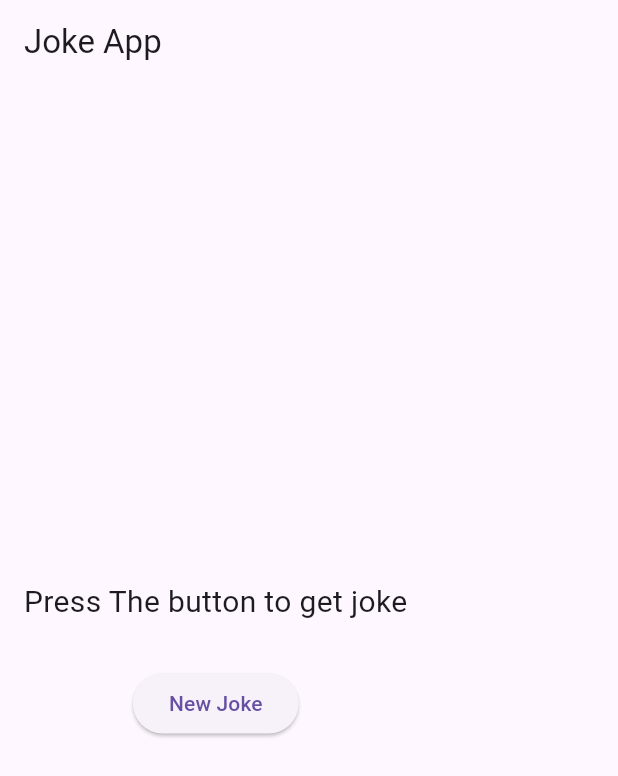
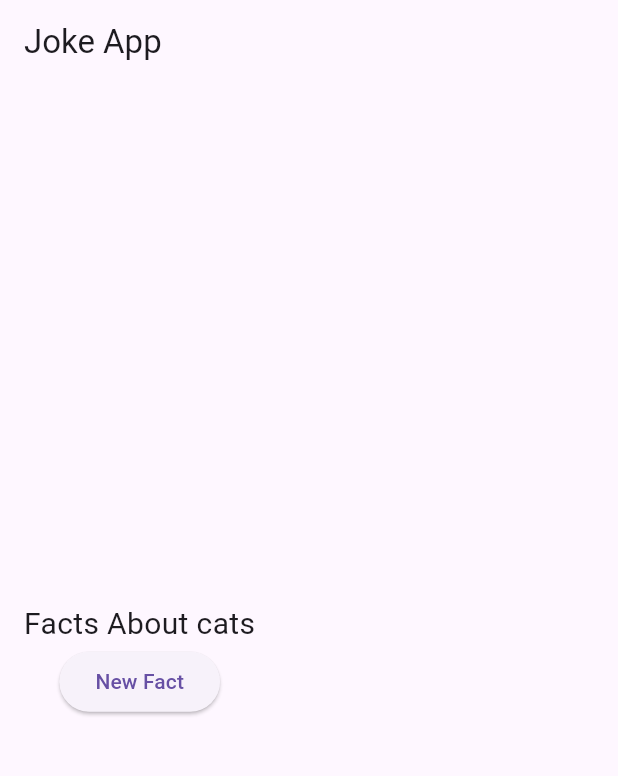
Before and after one commit to bilalfattah96/flutter_api, a Flutter app: the screen it shows after launch, on a phone screen of 412 x 824 dp. Shown: the top 776 px of the screen. Run offline on Flutter 3.47's test engine with Material 3 defaults, Android fonts, the phone set to English and light mode, and no system bars.

Commit message:
first commit

```diff
--- a/lib/joke.dart
+++ b/lib/joke.dart
@@ -11,41 +11,58 @@ class joke extends StatefulWidget {
 }
 
 class _jokeState extends State<joke> {
-  String joke = 'Press The button to get joke';
+  // String joke = 'Press The button to get joke';
   String joke1 = '';
+  String fact = 'Facts About cats';
   //function
   Future<void> fetchJoke() async {
     setState(() {
-      joke = 'Loading...';
-      joke1 = 'Loading...';
+      // joke = 'Loading...';
+      // joke1 = 'Loading...';
+
+      fact = 'loading';
     });
-    final url = Uri.parse('https://api.chucknorris.io/jokes/random');
-    final url1 = Uri.parse('https://icanhazdadjoke.com/');
+    final url = Uri.parse('https://catfact.ninja/fact');
     final response = await http.get(url);
-    final response1 = await http.get(url1,
-        headers: {'Accept': 'application/json', 'User-Agent': 'learning app'});
-    if (response1.statusCode == 200) {
-      final data = json.decode(response1.body);
+    if(response.statusCode == 200){
+      final data = json.decode(response.body);
       setState(() {
-        joke1 = data['joke'];
-        print(joke);
-      });
-    } else {
-      setState(() {
-        joke = 'Failed to load joke';
+        fact = data['fact'];
       });
     }
-    if (response.statusCode == 200) {
-      final data = json.decode(response.body);
-      setState(() {
-        joke = data['value'];
-        print(joke);
-      });
-    } else {
-      setState(() {
-        joke = 'Failed to load joke';
+    else{
+       setState(() {
+        fact = 'Failed to load fact';
       });
     }
+
+    // final url = Uri.parse('https://api.chucknorris.io/jokes/random');
+    // final url1 = Uri.parse('https://icanhazdadjoke.com/');
+    // final response = await http.get(url);
+    // final response1 = await http.get(url1,
+    //     headers: {'Accept': 'application/json', 'User-Agent': 'learning app'});
+    // if (response1.statusCode == 200) {
+    //   final data = json.decode(response1.body);
+    //   setState(() {
+    //     joke1 = data['joke'];
+    //     print(joke);
+    //   });
+    // } else {
+    //   setState(() {
+    //     joke = 'Failed to load joke';
+    //   });
+    // }
+    // if (response.statusCode == 200) {
+    //   final data = json.decode(response.body);
+    //   setState(() {
+    //     joke = data['value'];
+    //     print(joke);
+    //   });
+    // } else {
+    //   setState(() {
+    //     joke = 'Failed to load joke';
+    //   });
+    // }
   }
 
   @override
@@ -60,18 +77,18 @@ class _jokeState extends State<joke> {
           mainAxisAlignment: MainAxisAlignment.center,
           children: [
             Text(
-              joke,
+              fact,
               textAlign: TextAlign.center,
               style: TextStyle(fontSize: 20),
             ),
-            Text(
-              joke1,
-              textAlign: TextAlign.center,
-              style: TextStyle(fontSize: 20,color: Colors.blue),
-            ),
+            // Text(
+            //   joke1,
+            //   textAlign: TextAlign.center,
+            //   style: TextStyle(fontSize: 20,color: Colors.blue),
+            // ),
             ElevatedButton(
               onPressed: fetchJoke,
-              child: Text('New Joke'),
+              child: Text('New Fact'),
             ),
           ],
         ),
```
